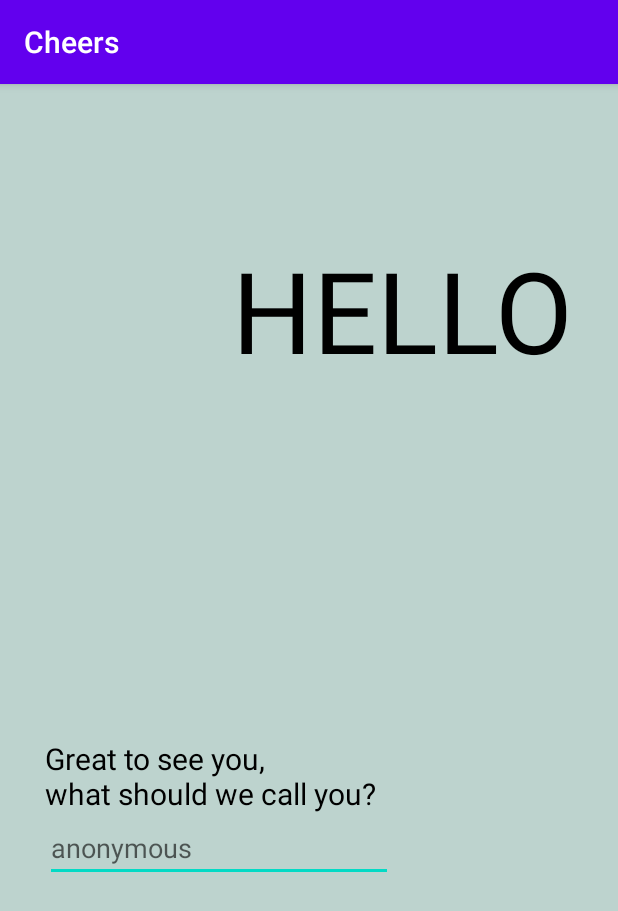
After one commit to meilona/Cheers, an Android app: the FirstTimeUserActivity screen opened directly, with no data from a screen before it, on a phone screen of 412 x 824 dp. The commit adds this screen. Shown: the top 911 px of the screen. Run offline under Robolectric (Android 15) with nearby library versions, the phone set to English and light mode, and no system bars.

Commit message:
Front End First Time User

```diff
--- a/app/src/main/AndroidManifest.xml
+++ b/app/src/main/AndroidManifest.xml
@@ -11,7 +11,7 @@
         android:roundIcon="@mipmap/ic_launcher_round"
         android:supportsRtl="true"
         android:theme="@style/AppTheme">
-        <activity android:name=".AddStatusActivity"></activity>
+        <activity android:name=".FirstTimeUserActivity"></activity>
         <activity
             android:name=".MainActivity"
             android:label="@string/app_name"
--- a/app/src/main/java/eurica/mei/cheers/AddStatusActivity.java
+++ /dev/null
@@ -1,32 +0,0 @@
-package eurica.mei.cheers;
-
-import androidx.appcompat.app.AppCompatActivity;
-
-import android.os.Bundle;
-import android.util.DisplayMetrics;
-import android.view.Gravity;
-import android.view.WindowManager;
-
-public class AddStatusActivity extends AppCompatActivity {
-
-    @Override
-    protected void onCreate(Bundle savedInstanceState) {
-        super.onCreate(savedInstanceState);
-        setContentView(R.layout.activity_add_status);
-
-        DisplayMetrics dm = new DisplayMetrics();
-        getWindowManager().getDefaultDisplay().getMetrics(dm);
-
-        int width = dm.widthPixels;
-        int heigth = dm.heightPixels;
-
-        getWindow().setLayout((int)(width*.7), (int)(heigth*.5));
-
-        WindowManager.LayoutParams params = getWindow().getAttributes();
-        params.gravity = Gravity.CENTER;
-        params.x = 0;
-        params.y = -20;
-
-        getWindow().setAttributes(params);
-    }
-}
--- /dev/null
+++ b/app/src/main/java/eurica/mei/cheers/FirstTimeUserActivity.java
@@ -0,0 +1,14 @@
+package eurica.mei.cheers;
+
+import androidx.appcompat.app.AppCompatActivity;
+
+import android.os.Bundle;
+
+public class FirstTimeUserActivity extends AppCompatActivity {
+
+    @Override
+    protected void onCreate(Bundle savedInstanceState) {
+        super.onCreate(savedInstanceState);
+        setContentView(R.layout.activity_first_time_user);
+    }
+}
--- a/app/src/main/res/layout/activity_add_status.xml
+++ b/app/src/main/res/layout/activity_add_status.xml
@@ -7,8 +7,7 @@
     android:background="@drawable/layout_add_status"
     android:layout_marginLeft="5dp"
     android:layout_marginRight="5dp"
-    android:gravity="center"
-    tools:context=".AddStatusActivity">
+    android:gravity="center">
 
     <ImageView
         android:id="@+id/closePopup"
--- /dev/null
+++ b/app/src/main/res/layout/activity_first_time_user.xml
@@ -0,0 +1,48 @@
+<?xml version="1.0" encoding="utf-8"?>
+<LinearLayout xmlns:android="http://schemas.android.com/apk/res/android"
+    xmlns:app="http://schemas.android.com/apk/res-auto"
+    xmlns:tools="http://schemas.android.com/tools"
+    android:layout_width="match_parent"
+    android:layout_height="match_parent"
+    android:background="@color/colorMain"
+    android:orientation="vertical"
+    tools:context=".FirstTimeUserActivity">
+
+    <TextView
+        android:layout_width="match_parent"
+        android:layout_height="wrap_content"
+        android:layout_weight="1"
+        android:text="HELLO"
+        android:paddingTop="100dp"
+        android:paddingEnd="30dp"
+        android:textAlignment="textEnd"
+        android:textSize="75sp"
+        android:textColor="@color/colorBlack"/>
+
+    <RelativeLayout
+        android:layout_width="match_parent"
+        android:layout_height="wrap_content"
+        android:layout_weight="1"
+        android:layout_marginStart="30dp"
+        android:layout_marginEnd="30dp">
+
+        <TextView
+            android:id="@+id/tvGreet"
+            android:layout_width="match_parent"
+            android:layout_height="wrap_content"
+            android:text="Great to see you,\nwhat should we call you?"
+            android:textSize="20sp"
+            android:textColor="@color/colorBlack"/>
+
+        <EditText
+            android:id="@+id/etUsername"
+            android:layout_width="match_parent"
+            android:layout_height="wrap_content"
+            android:layout_below="@+id/tvGreet"
+            android:hint="anonymous"
+            android:layout_marginEnd="120dp"
+            android:textColor="@color/colorBlack"/>
+
+    </RelativeLayout>
+
+</LinearLayout>
```
